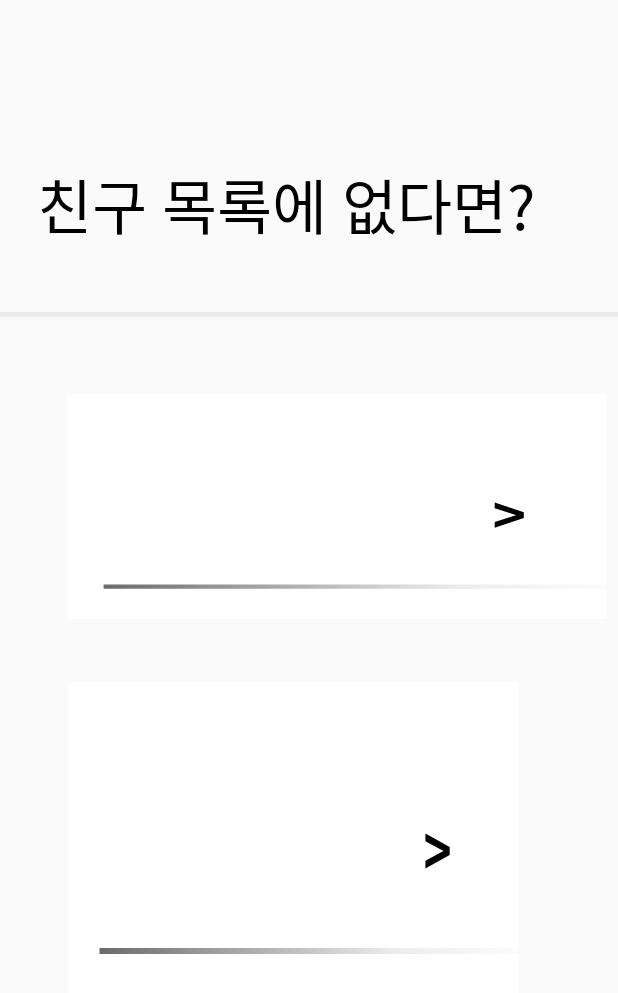
After one commit to aengzu/PresentRecommendApp, an Android app: the layout personalized_girf_not_friendlist.xml on its own in the app's theme, with its tools: preview values and no code run, on a phone screen of 412 x 824 dp. The commit adds this screen. Shown: the top 993 px of the screen. Run offline under Robolectric (Android 15) with nearby library versions, the phone set to English and light mode, and no system bars.

Commit message:
"modified"

```diff
--- /dev/null
+++ b/app/src/main/res/drawable/go_button2.xml
@@ -0,0 +1,38 @@
+<vector xmlns:android="http://schemas.android.com/apk/res/android"
+    xmlns:aapt="http://schemas.android.com/aapt"
+    android:width="428dp"
+    android:height="209dp"
+    android:viewportWidth="428"
+    android:viewportHeight="209">
+    <path
+        android:fillColor="#FFFFFFFF"
+        android:pathData="M0 0h439v209H0z"/>
+    <path
+        android:pathData="M30 40h110v-2H30z"/>
+    <path
+        android:pathData="M29 177h419v4H29v-4Z">
+        <aapt:attr name="android:fillColor">
+            <gradient
+                android:type="linear"
+                android:startX="29"
+                android:startY="178.6"
+                android:endX="429.13"
+                android:endY="79.88">
+                <item
+                    android:color="#FF6B6B6B"
+                    android:offset="0"/>
+                <item
+                    android:color="#80D9D9D9"
+                    android:offset="0.66"/>
+                <item
+                    android:color="#00D9D9D9"
+                    android:offset="1"/>
+            </gradient>
+        </aapt:attr>
+    </path>
+    <path
+        android:fillColor="#FF000000"
+        android:pathData="M339 124.15v-5.2l21.1-7.9v2.9l-21.1-7.9v-5.2l23.05 8.95v5.4L339 124.15Z"/>
+    <path
+        android:pathData="M28 181V41h4v140z"/>
+</vector>
--- /dev/null
+++ b/app/src/main/res/drawable/line.xml
@@ -0,0 +1,9 @@
+<vector xmlns:android="http://schemas.android.com/apk/res/android"
+    android:width="428dp"
+    android:height="4dp"
+    android:viewportWidth="428"
+    android:viewportHeight="4">
+    <path
+        android:fillColor="#80D9D9D9"
+        android:pathData="M-4 0H441V3.08H-4z"/>
+</vector>
--- /dev/null
+++ b/app/src/main/res/layout/personalized_girf_not_friendlist.xml
@@ -0,0 +1,68 @@
+<?xml version="1.0" encoding="utf-8"?>
+<androidx.constraintlayout.widget.ConstraintLayout xmlns:android="http://schemas.android.com/apk/res/android"
+    xmlns:app="http://schemas.android.com/apk/res-auto"
+    xmlns:tools="http://schemas.android.com/tools"
+    android:layout_width="match_parent"
+    android:layout_height="match_parent">
+
+
+    <TextView
+        android:id="@+id/textView5"
+        android:layout_width="355dp"
+        android:layout_height="wrap_content"
+        android:fontFamily="@font/nanumsquareroundeb"
+        android:lineSpacingExtra="15dp"
+        android:text="친구 목록에 없다면?"
+        android:textColor="#000000"
+        android:textSize="40sp"
+        app:layout_constraintBottom_toBottomOf="parent"
+        app:layout_constraintEnd_toEndOf="parent"
+        app:layout_constraintHorizontal_bias="0.44"
+        app:layout_constraintStart_toStartOf="parent"
+
+        app:layout_constraintTop_toTopOf="parent"
+        app:layout_constraintVertical_bias="0.13999999" />
+
+    <ImageView
+        android:id="@+id/imageView2"
+        android:layout_width="wrap_content"
+        android:layout_height="wrap_content"
+        app:layout_constraintBottom_toBottomOf="parent"
+        app:layout_constraintEnd_toEndOf="parent"
+        app:layout_constraintHorizontal_bias="0.0"
+        app:layout_constraintStart_toStartOf="parent"
+        app:layout_constraintTop_toBottomOf="@+id/textView5"
+        app:layout_constraintVertical_bias="0.063"
+        app:srcCompat="@drawable/line" />
+
+    <Button
+        android:id="@+id/button3"
+        android:layout_width="360dp"
+        android:layout_height="150dp"
+        android:background="@drawable/go_button2"
+        android:fontFamily="@font/nanumsquareroundeb"
+        android:textSize="25sp"
+        app:layout_constraintBottom_toBottomOf="parent"
+        android:scaleType="centerCrop"
+        app:layout_constraintEnd_toEndOf="parent"
+        app:layout_constraintHorizontal_bias="0.855"
+        app:layout_constraintStart_toStartOf="parent"
+        app:layout_constraintTop_toTopOf="parent"
+        app:layout_constraintVertical_bias="0.39" />
+
+    <Button
+        android:id="@+id/button4"
+        android:layout_width="300dp"
+        android:layout_height="wrap_content"
+        android:background="@drawable/go_button2"
+        android:fontFamily="@font/nanumsquareroundeb"
+        android:textSize="25sp"
+        app:layout_constraintBottom_toBottomOf="parent"
+        app:layout_constraintEnd_toEndOf="parent"
+        app:layout_constraintHorizontal_bias="0.41"
+        app:layout_constraintStart_toStartOf="parent"
+        app:layout_constraintTop_toTopOf="parent"
+        app:layout_constraintVertical_bias="0.74" />
+
+
+</androidx.constraintlayout.widget.ConstraintLayout>
```
Also changed, not shown: app/src/main/res/drawable/go_button.xml (added, +18 -0 lines), app/src/main/res/layout/personalized_gift_selelct.xml (added, +68 -0 lines), app/src/main/res/layout/sign_survey_awkwardperson.xml (+6 -6 lines).
